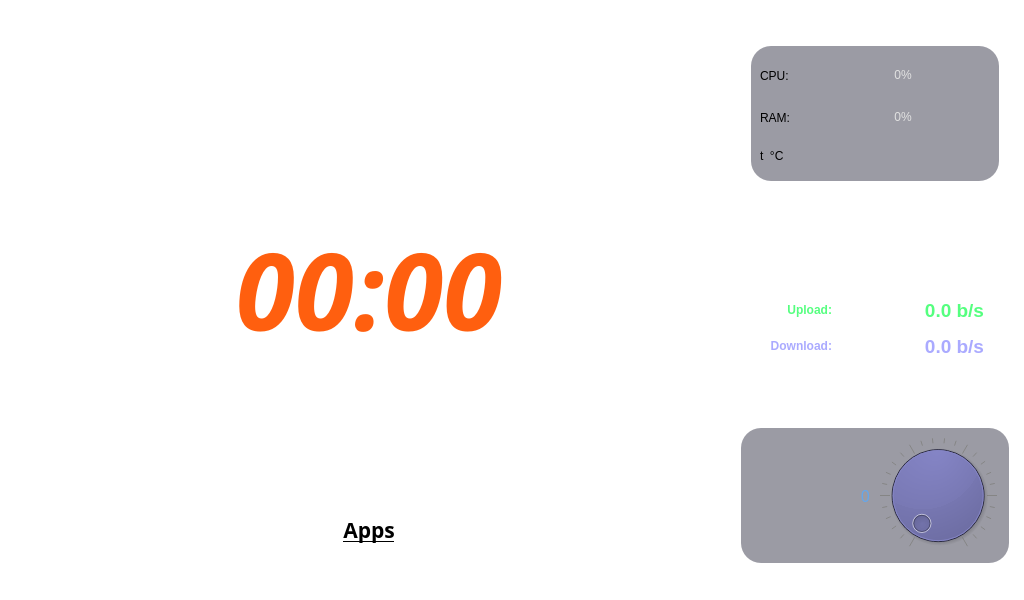
This is widget_form.ui in neurotoxin78/QPanInfo as Qt 5 draws it before an edit. The edited form follows.
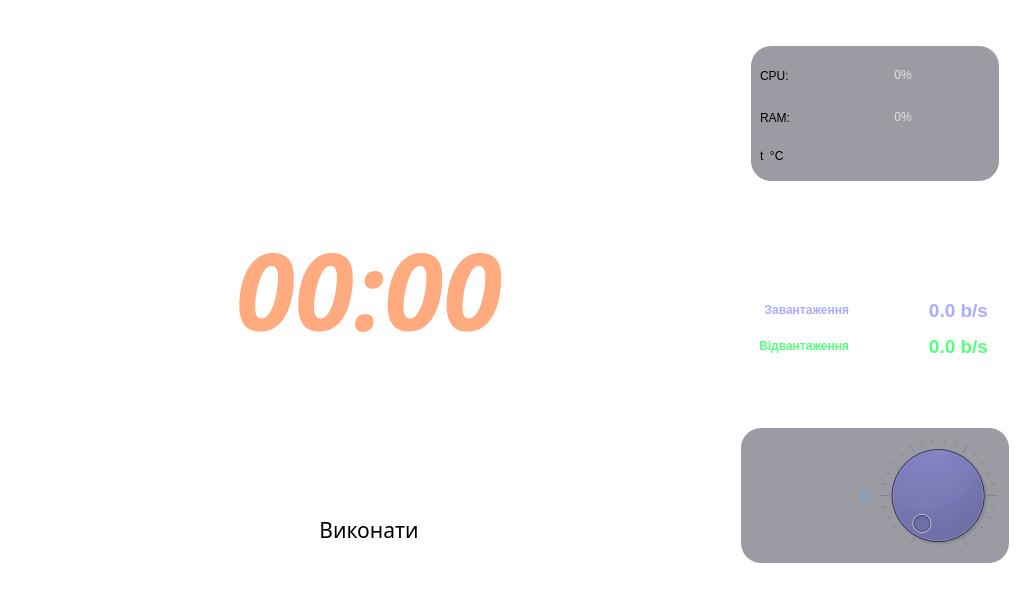
This is the edited form. Icons and pictures are not drawn.

```diff
--- a/widget_form.ui
+++ b/widget_form.ui
@@ -102,7 +102,7 @@
            <widget class="QPushButton" name="appBtn">
             <property name="maximumSize">
              <size>
-              <width>100</width>
+              <width>140</width>
               <height>60</height>
              </size>
             </property>
@@ -110,13 +110,12 @@
              <font>
               <family>Roboto Mono for Powerline</family>
               <pointsize>16</pointsize>
-              <weight>75</weight>
-              <bold>true</bold>
-              <underline>true</underline>
+              <bold>false</bold>
+              <underline>false</underline>
              </font>
             </property>
             <property name="text">
-             <string>Apps</string>
+             <string>Виконати</string>
             </property>
             <property name="icon">
              <iconset theme="system-run">
@@ -169,7 +168,6 @@
              <font>
               <family>DSEG14 Classic</family>
               <pointsize>80</pointsize>
-              <weight>75</weight>
               <italic>true</italic>
               <bold>true</bold>
              </font>
@@ -177,7 +175,7 @@
             <property name="styleSheet">
              <string notr="true">QLabel
 {
-color: rgba(255, 85, 0, 240);
+	color: rgb(255, 170, 127);
 }</string>
             </property>
             <property name="text">
@@ -521,83 +519,6 @@
              <enum>QFrame::Raised</enum>
             </property>
             <layout class="QGridLayout" name="net_frameLayout">
-             <item row="1" column="2">
-              <widget class="QLabel" name="upLabel">
-               <property name="minimumSize">
-                <size>
-                 <width>0</width>
-                 <height>30</height>
-                </size>
-               </property>
-               <property name="font">
-                <font>
-                 <pointsize>14</pointsize>
-                 <weight>75</weight>
-                 <bold>true</bold>
-                </font>
-               </property>
-               <property name="styleSheet">
-                <string notr="true">color: rgb(85, 255, 127);</string>
-               </property>
-               <property name="text">
-                <string>0.0 b/s</string>
-               </property>
-               <property name="alignment">
-                <set>Qt::AlignCenter</set>
-               </property>
-              </widget>
-             </item>
-             <item row="2" column="2">
-              <widget class="QLabel" name="dnLabel">
-               <property name="minimumSize">
-                <size>
-                 <width>0</width>
-                 <height>30</height>
-                </size>
-               </property>
-               <property name="font">
-                <font>
-                 <pointsize>14</pointsize>
-                 <weight>75</weight>
-                 <bold>true</bold>
-                </font>
-               </property>
-               <property name="styleSheet">
-                <string notr="true">color: rgba(170, 170, 255, 255);</string>
-               </property>
-               <property name="text">
-                <string>0.0 b/s</string>
-               </property>
-               <property name="alignment">
-                <set>Qt::AlignCenter</set>
-               </property>
-              </widget>
-             </item>
-             <item row="2" column="0">
-              <widget class="QLabel" name="label_2">
-               <property name="minimumSize">
-                <size>
-                 <width>0</width>
-                 <height>30</height>
-                </size>
-               </property>
-               <property name="font">
-                <font>
-                 <weight>75</weight>
-                 <bold>true</bold>
-                </font>
-               </property>
-               <property name="styleSheet">
-                <string notr="true">color: rgba(170, 170, 255, 255);</string>
-               </property>
-               <property name="text">
-                <string>Download:</string>
-               </property>
-               <property name="alignment">
-                <set>Qt::AlignRight|Qt::AlignTrailing|Qt::AlignVCenter</set>
-               </property>
-              </widget>
-             </item>
              <item row="0" column="0" colspan="3">
               <widget class="QLabel" name="interfaceLabel">
                <property name="minimumSize">
@@ -630,8 +551,8 @@
                </property>
               </widget>
              </item>
-             <item row="1" column="0">
-              <widget class="QLabel" name="label">
+             <item row="2" column="2">
+              <widget class="QLabel" name="upLabel">
                <property name="minimumSize">
                 <size>
                  <width>0</width>
@@ -640,7 +561,7 @@
                </property>
                <property name="font">
                 <font>
-                 <weight>75</weight>
+                 <pointsize>14</pointsize>
                  <bold>true</bold>
                 </font>
                </property>
@@ -648,10 +569,10 @@
                 <string notr="true">color: rgb(85, 255, 127);</string>
                </property>
                <property name="text">
-                <string>Upload:</string>
+                <string>0.0 b/s</string>
                </property>
                <property name="alignment">
-                <set>Qt::AlignRight|Qt::AlignTrailing|Qt::AlignVCenter</set>
+                <set>Qt::AlignCenter</set>
                </property>
               </widget>
              </item>
@@ -680,6 +601,79 @@
                </property>
               </widget>
              </item>
+             <item row="2" column="0">
+              <widget class="QLabel" name="label">
+               <property name="minimumSize">
+                <size>
+                 <width>0</width>
+                 <height>30</height>
+                </size>
+               </property>
+               <property name="font">
+                <font>
+                 <bold>true</bold>
+                </font>
+               </property>
+               <property name="styleSheet">
+                <string notr="true">color: rgb(85, 255, 127);</string>
+               </property>
+               <property name="text">
+                <string>Відвантаження</string>
+               </property>
+               <property name="alignment">
+                <set>Qt::AlignRight|Qt::AlignTrailing|Qt::AlignVCenter</set>
+               </property>
+              </widget>
+             </item>
+             <item row="1" column="0">
+              <widget class="QLabel" name="label_2">
+               <property name="minimumSize">
+                <size>
+                 <width>0</width>
+                 <height>30</height>
+                </size>
+               </property>
+               <property name="font">
+                <font>
+                 <bold>true</bold>
+                </font>
+               </property>
+               <property name="styleSheet">
+                <string notr="true">color: rgba(170, 170, 255, 255);</string>
+               </property>
+               <property name="text">
+                <string>Завантаження</string>
+               </property>
+               <property name="alignment">
+                <set>Qt::AlignRight|Qt::AlignTrailing|Qt::AlignVCenter</set>
+               </property>
+              </widget>
+             </item>
+             <item row="1" column="2">
+              <widget class="QLabel" name="dnLabel">
+               <property name="minimumSize">
+                <size>
+                 <width>0</width>
+                 <height>30</height>
+                </size>
+               </property>
+               <property name="font">
+                <font>
+                 <pointsize>14</pointsize>
+                 <bold>true</bold>
+                </font>
+               </property>
+               <property name="styleSheet">
+                <string notr="true">color: rgba(170, 170, 255, 255);</string>
+               </property>
+               <property name="text">
+                <string>0.0 b/s</string>
+               </property>
+               <property name="alignment">
+                <set>Qt::AlignCenter</set>
+               </property>
+              </widget>
+             </item>
             </layout>
            </widget>
           </item>
```
Left out of the diff: 5 changed lines with no effect on the pictures.
